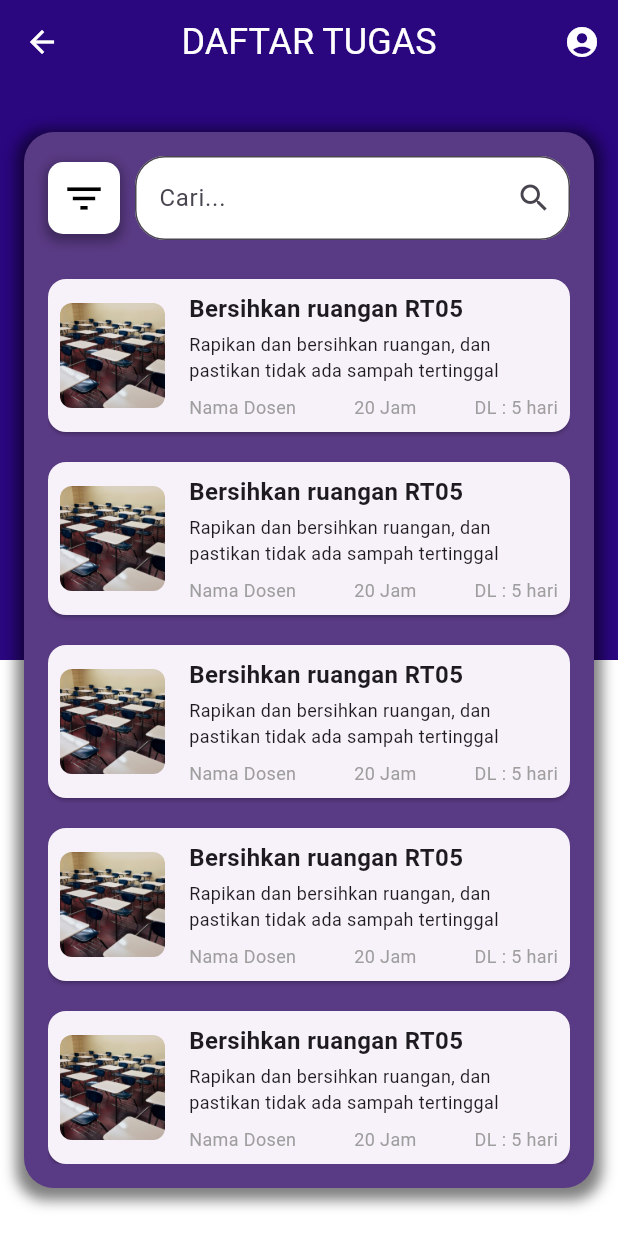
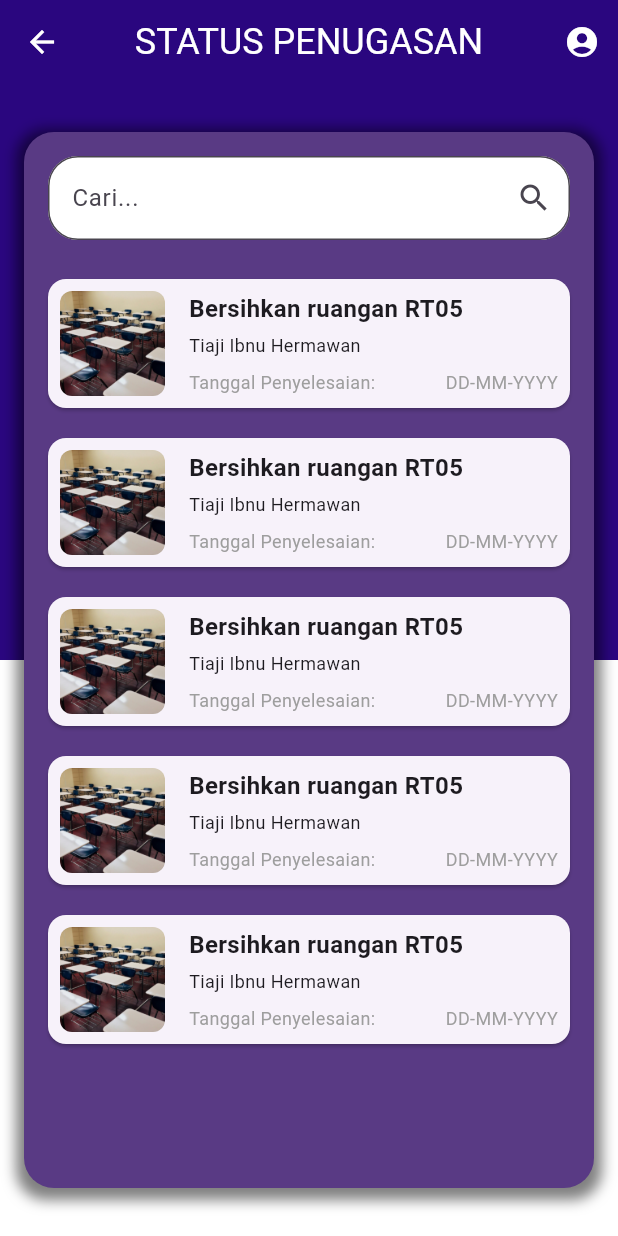
Before and after one commit to aku3aji/pbl_mobile, a Flutter app: the screen it shows after launch, on a phone screen of 412 x 824 dp. Run offline on Flutter 3.47's test engine with Material 3 defaults, Android fonts, the phone set to English and light mode, and no system bars.

Commit message:
Progress 2 Mobile Flutter

```diff
--- a/lib/task_page.dart
+++ b/lib/daftar_tugas.dart
@@ -1,11 +1,11 @@
 import 'package:flutter/material.dart';
 
-class TaskPage extends StatefulWidget {
+class DaftarTugas extends StatefulWidget {
   @override
-  _TaskPageState createState() => _TaskPageState();
+  _DaftarTugasState createState() => _DaftarTugasState();
 }
 
-class _TaskPageState extends State<TaskPage> {
+class _DaftarTugasState extends State<DaftarTugas> {
   List<Map<String, dynamic>> tasks = [
     {
       'title': 'Bersihkan ruangan RT05',
--- a/lib/main.dart
+++ b/lib/main.dart
@@ -1,19 +1,33 @@
 import 'package:flutter/material.dart';
-import 'task_page.dart';
+import 'daftar_tugas.dart';
+import 'status_penugasan.dart';
 
 void main() {
   runApp(MyApp());
 }
 
+// class MyApp extends StatelessWidget {
+//   @override
+//   Widget build(BuildContext context) {
+//     return MaterialApp(
+//       title: 'Daftar Tugas',
+//       theme: ThemeData(
+//         primarySwatch: Colors.blue,
+//       ),
+//       home: DaftarTugas(),
+//     );
+//   }
+// }
+
 class MyApp extends StatelessWidget {
   @override
   Widget build(BuildContext context) {
     return MaterialApp(
-      title: 'Daftar Tugas',
+      title: 'Status Penugasan',
       theme: ThemeData(
         primarySwatch: Colors.blue,
       ),
-      home: TaskPage(),
+      home: StatusPenugasan(), // Ganti ini dari DaftarTugas ke StatusPenugasan
     );
   }
 }
--- /dev/null
+++ b/lib/status_penugasan.dart
@@ -0,0 +1,199 @@
+import 'package:flutter/material.dart';
+
+class StatusPenugasan extends StatefulWidget {
+  @override
+  _StatusPenugasanState createState() => _StatusPenugasanState();
+}
+
+class _StatusPenugasanState extends State<StatusPenugasan> {
+  List<Map<String, dynamic>> tasks = [
+    {
+      'title': 'Bersihkan ruangan RT05',
+      'person_in_charge': 'Tiaji Ibnu Hermawan',
+      'due_date': 'DD-MM-YYYY',
+      'image': 'assets/room_image.png',
+    },
+    {
+      'title': 'Bersihkan ruangan RT05',
+      'person_in_charge': 'Tiaji Ibnu Hermawan',
+      'due_date': 'DD-MM-YYYY',
+      'image': 'assets/room_image.png',
+    },
+    {
+      'title': 'Bersihkan ruangan RT05',
+      'person_in_charge': 'Tiaji Ibnu Hermawan',
+      'due_date': 'DD-MM-YYYY',
+      'image': 'assets/room_image.png',
+    },
+    {
+      'title': 'Bersihkan ruangan RT05',
+      'person_in_charge': 'Tiaji Ibnu Hermawan',
+      'due_date': 'DD-MM-YYYY',
+      'image': 'assets/room_image.png',
+    },
+    {
+      'title': 'Bersihkan ruangan RT05',
+      'person_in_charge': 'Tiaji Ibnu Hermawan',
+      'due_date': 'DD-MM-YYYY',
+      'image': 'assets/room_image.png',
+    },
+  ];
+
+  @override
+  Widget build(BuildContext context) {
+    return Scaffold(
+      appBar: AppBar(
+        backgroundColor: Color.fromARGB(255, 42, 6, 127),
+        title: Text(
+          'STATUS PENUGASAN',
+          style: TextStyle(
+            fontSize: 24,
+            color: Colors.white,
+          ),
+        ),
+        centerTitle: true,
+        leading: IconButton(
+          icon: Icon(
+            Icons.arrow_back,
+            color: Colors.white,
+          ),
+          onPressed: () {},
+        ),
+        actions: [
+          IconButton(
+            icon: Icon(
+              Icons.account_circle,
+              color: Colors.white,
+            ),
+            onPressed: () {},
+          ),
+        ],
+      ),
+      body: Stack(
+        children: [
+          Container(
+            decoration: BoxDecoration(
+              gradient: LinearGradient(
+                begin: Alignment.topCenter,
+                end: Alignment.bottomCenter,
+                colors: [
+                  Color.fromARGB(255, 42, 6, 127),
+                  Colors.white,
+                ],
+                stops: [0.5, 0.5],
+              ),
+            ),
+          ),
+          Center(
+            child: Container(
+              margin: EdgeInsets.symmetric(horizontal: 16, vertical: 32),
+              padding: EdgeInsets.all(16),
+              decoration: BoxDecoration(
+                color: Color.fromARGB(255, 89, 58, 132),
+                borderRadius: BorderRadius.circular(20),
+                boxShadow: [
+                  BoxShadow(
+                    color: Colors.black.withOpacity(0.5),
+                    spreadRadius: 5,
+                    blurRadius: 7,
+                    offset: Offset(0, 3),
+                  ),
+                ],
+              ),
+              child: Column(
+                children: [
+                  Row(
+                    children: [
+                      Expanded(
+                        child: TextField(
+                          decoration: InputDecoration(
+                            hintText: 'Cari...',
+                            suffixIcon: Icon(Icons.search),
+                            border: OutlineInputBorder(
+                              borderRadius: BorderRadius.circular(20),
+                            ),
+                            filled: true,
+                            fillColor: Colors.white,
+                          ),
+                        ),
+                      ),
+                    ],
+                  ),
+                  SizedBox(height: 16),
+                  Expanded(
+                    child: ListView.builder(
+                      itemCount: tasks.length,
+                      itemBuilder: (context, index) {
+                        return Card(
+                          shape: RoundedRectangleBorder(
+                            borderRadius: BorderRadius.circular(12),
+                          ),
+                          margin: EdgeInsets.symmetric(vertical: 10),
+                          child: Padding(
+                            padding: const EdgeInsets.all(8.0),
+                            child: Row(
+                              children: [
+                                ClipRRect(
+                                  borderRadius: BorderRadius.circular(8),
+                                  child: Image.asset(
+                                    tasks[index]['image'],
+                                    height: 70,
+                                    width: 70,
+                                    fit: BoxFit.cover,
+                                  ),
+                                ),
+                                SizedBox(width: 16),
+                                Expanded(
+                                  child: Column(
+                                    crossAxisAlignment:
+                                        CrossAxisAlignment.start,
+                                    children: [
+                                      Text(
+                                        tasks[index]['title'],
+                                        style: TextStyle(
+                                            fontWeight: FontWeight.bold,
+                                            fontSize: 16),
+                                      ),
+                                      SizedBox(height: 4),
+                                      Text(
+                                        tasks[index]['person_in_charge'],
+                                        style: TextStyle(fontSize: 12),
+                                      ),
+                                      SizedBox(height: 8),
+                                      Row(
+                                        mainAxisAlignment:
+                                            MainAxisAlignment.spaceBetween,
+                                        children: [
+                                          Text(
+                                            'Tanggal Penyelesaian:',
+                                            style: TextStyle(
+                                                fontSize: 12,
+                                                color: Colors.grey),
+                                          ),
+                                          Text(
+                                            tasks[index]['due_date'],
+                                            style: TextStyle(
+                                                fontSize: 12,
+                                                color: Colors.grey),
+                                          ),
+                                        ],
+                                      ),
+                                    ],
+                                  ),
+                                ),
+                              ],
+                            ),
+                          ),
+                        );
+                      },
+                    ),
+                  ),
+                ],
+              ),
+            ),
+          ),
+        ],
+      ),
+    );
+  }
+}
```
